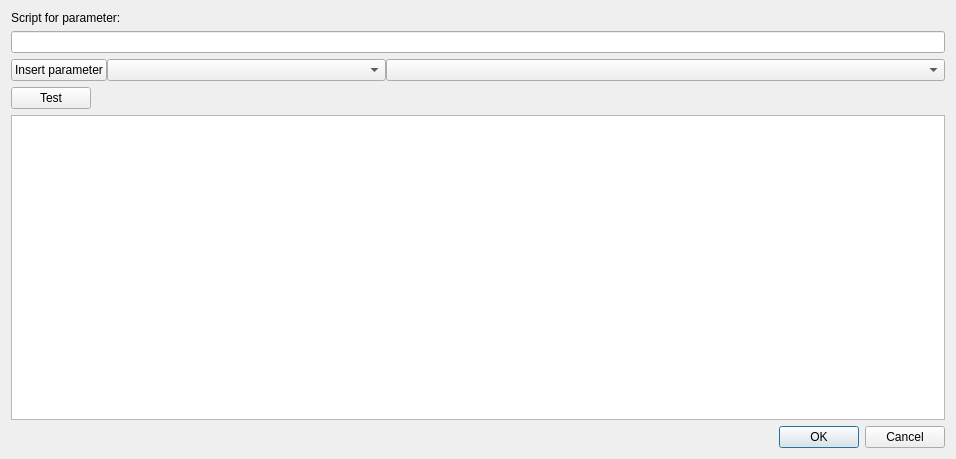
First picture: the form in mandelbulber2/qt/script_dialog.ui, repository buddhi1980/mandelbulber2, before the edit.
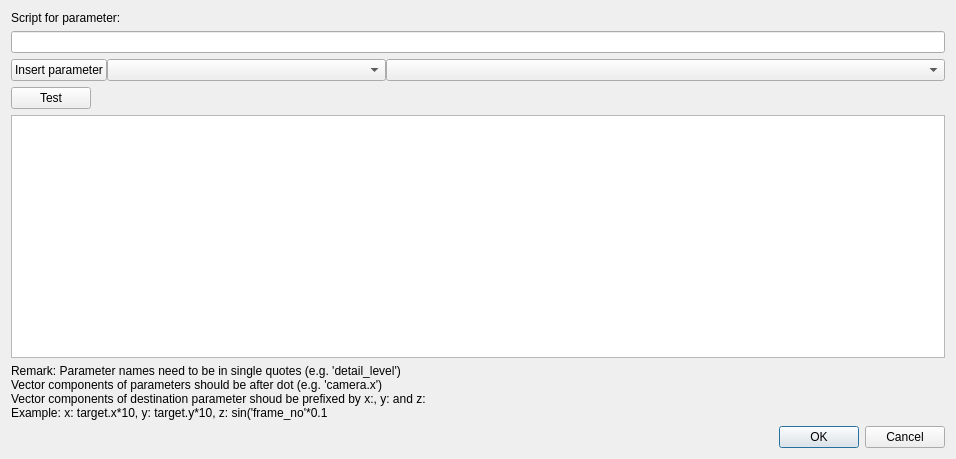
Second picture: the form after the edit.

Commit message: Minor optimizations in OpenClRenderFractal Corrected missing signal/slot in Preferences Added info how to write scripts

```diff
--- a/mandelbulber2/qt/script_dialog.ui
+++ b/mandelbulber2/qt/script_dialog.ui
@@ -80,6 +80,16 @@
    <item>
     <widget class="QTextBrowser" name="textBrowser_result"/>
    </item>
+   <item>
+    <widget class="QLabel" name="label">
+     <property name="text">
+      <string>Remark: Parameter names need to be in single quotes (e.g. 'detail_level')
+Vector components of parameters should be after dot (e.g. 'camera.x')
+Vector components of destination parameter shoud be prefixed by x:, y: and z:
+Example: x: target.x*10, y: target.y*10, z: sin('frame_no'*0.1</string>
+     </property>
+    </widget>
+   </item>
    <item>
     <widget class="QDialogButtonBox" name="buttonBox">
      <property name="orientation">
```
The commit also changes 5 other files.
